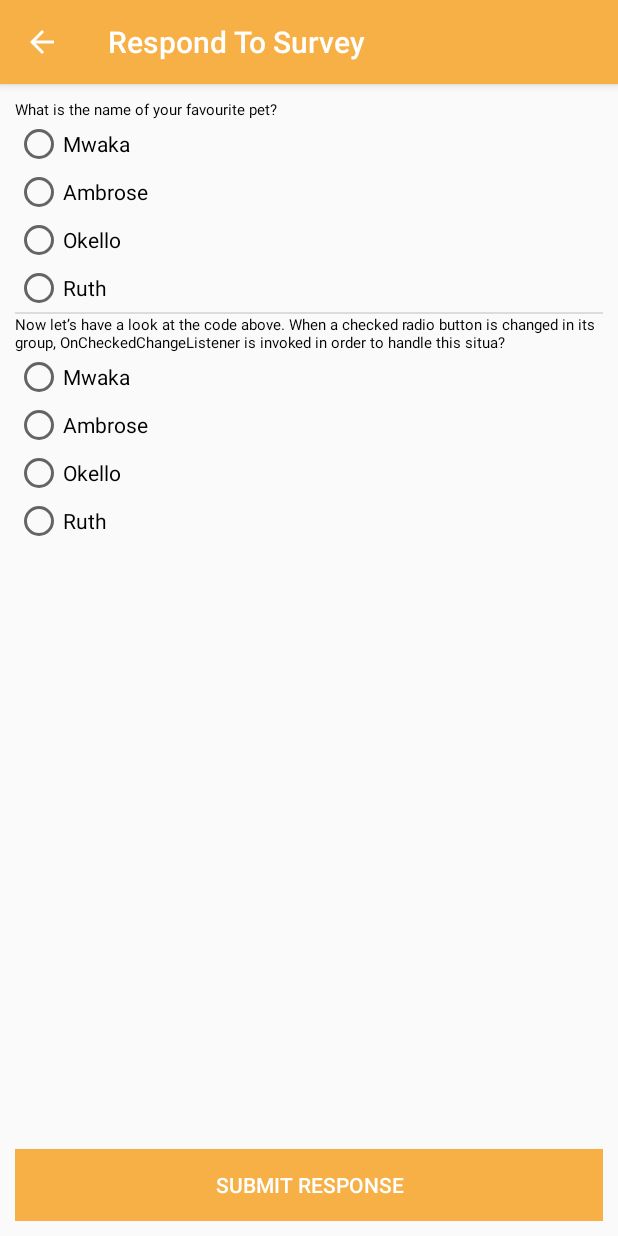
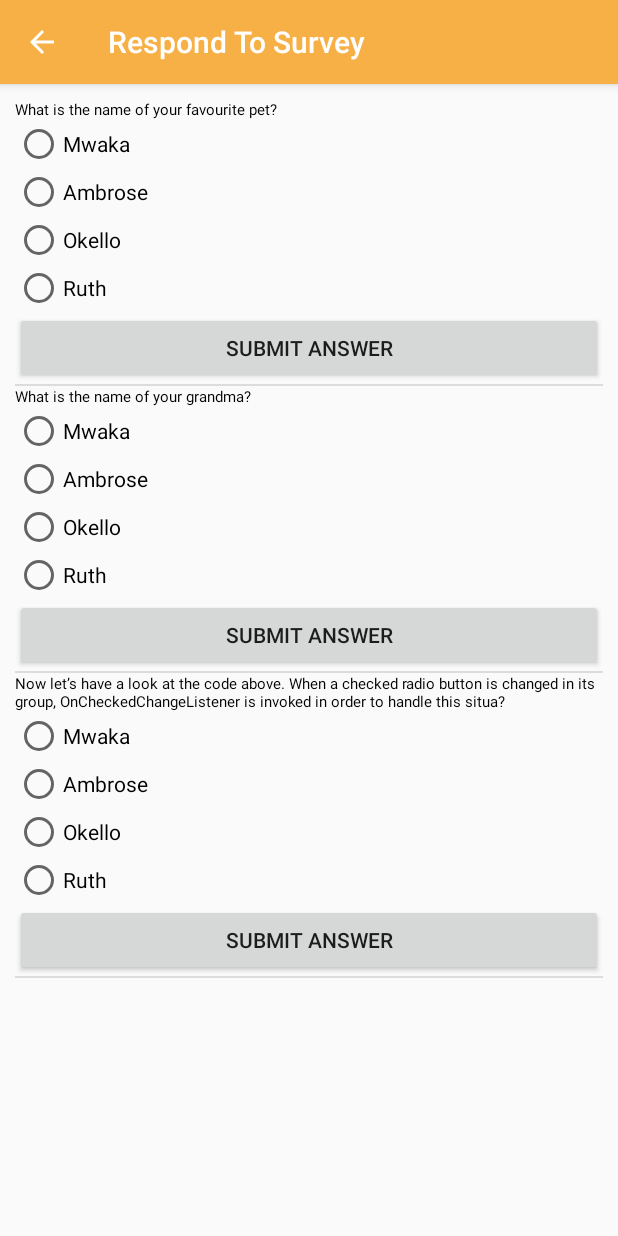
Before and after one commit to TrustFinity/tal-android, an Android app: the AnswerSurvey screen opened directly, with no data from a screen before it, on a phone screen of 412 x 824 dp. Run offline under Robolectric (Android 15) with nearby library versions, the phone set to English and light mode, and no system bars; 1 statement that could not run was skipped.

Commit message:
Fixes the answer checkbox override bug with listview. Polishes UI abit

```diff
--- a/app/src/main/AndroidManifest.xml
+++ b/app/src/main/AndroidManifest.xml
@@ -57,7 +57,9 @@
         <activity
             android:name=".AnswerSurvey"
             android:label="Respond To Survey"
-            android:parentActivityName=".NewSurveys" />
+            android:parentActivityName=".NewSurveys"
+            android:screenOrientation="portrait"
+            android:windowSoftInputMode="adjustPan" />
         <activity
             android:name=".EditProfile"
             android:label="Edit Profile"
--- a/app/src/main/java/DataModels/ModelAdapters/QuestionAnswerModelAdapter.java
+++ b/app/src/main/java/DataModels/ModelAdapters/QuestionAnswerModelAdapter.java
@@ -1,20 +1,17 @@
 package DataModels.ModelAdapters;
 
 import android.content.Context;
-import android.os.Build;
-import android.util.Log;
 import android.view.LayoutInflater;
 import android.view.View;
 import android.view.ViewGroup;
 import android.widget.BaseAdapter;
+import android.widget.Button;
 import android.widget.LinearLayout;
 import android.widget.RadioButton;
 import android.widget.RadioGroup;
 import android.widget.TextView;
-import android.widget.Toast;
 
 import java.util.ArrayList;
-import java.util.function.Predicate;
 
 import DataModels.Answers;
 import DataModels.QuestionAnswerModel;
@@ -25,17 +22,20 @@ import pro.ambrose.www.tal_surveys.R;
  */
 
 public class QuestionAnswerModelAdapter extends BaseAdapter {
-    String response;
-    QuestionAnswerModel questionAnswerModel;
+    SendAnswerListener sendAnswerListener;
     private Context context;
+    private ArrayList<Answers> answers;
     private ArrayList<QuestionAnswerModel> questionAnswerModels;
-    private RadioGroup radioGroup;
-    private ArrayList<Answers> answers;
+    private RadioButton radioButton;
 
     public QuestionAnswerModelAdapter(Context context, ArrayList<QuestionAnswerModel> questionAnswerModels) {
         this.context = context;
         this.questionAnswerModels = questionAnswerModels;
         answers = new ArrayList<>();
+    }
+
+    public void setSendAnswerButtonListener(SendAnswerListener sendAnswerListener) {
+        this.sendAnswerListener = sendAnswerListener;
     }
 
     public ArrayList<Answers> getAnswers() {
@@ -48,65 +48,73 @@ public class QuestionAnswerModelAdapter extends BaseAdapter {
     }
 
     @Override
-    public Object getItem(int position) {
-        return position;
+    public QuestionAnswerModel getItem(int position) {
+        return questionAnswerModels.get(position);
     }
 
     @Override
     public long getItemId(int position) {
-        return position;
+        return questionAnswerModels.get(position).getQuestionId();
     }
 
     @Override
     public View getView(final int position, View convertView, ViewGroup parent) {
-        questionAnswerModel = questionAnswerModels.get(position);
 
-        final View rowView = LayoutInflater.from(context).inflate(R.layout.question_answer_row, null, true);
+        final ViewHolder viewHolder;
 
-        radioGroup = (RadioGroup) rowView.findViewById(R.id.myRadioGroup);
-        radioGroup.setOrientation(LinearLayout.VERTICAL);
-
-        for (int i = 0; i < questionAnswerModel.getResponses().length; i++) {
-            RadioButton radioButton = new RadioButton(context);
-            radioButton.setText(questionAnswerModel.getResponses()[i]);
-            radioButton.setId(i);
-            radioGroup.addView(radioButton);
+        if (convertView == null) {
+            viewHolder = new ViewHolder();
+            convertView = LayoutInflater.from(context).inflate(R.layout.question_answer_row, null, true);
+            viewHolder.radioGroup = convertView.findViewById(R.id.myRadioGroup);
+            viewHolder.sendButton = convertView.findViewById(R.id.send_answer);
+            viewHolder.radioGroup.setOrientation(LinearLayout.VERTICAL);
+            viewHolder.question = convertView.findViewById(R.id.question);
+            convertView.setTag(viewHolder);
+        } else {
+            viewHolder = (ViewHolder) convertView.getTag();
         }
 
-        TextView question = (TextView) rowView.findViewById(R.id.question);
-        question.setText(questionAnswerModel.getQuestion());
+        viewHolder.position = position;
+        viewHolder.questionAnswerModel = questionAnswerModels.get(viewHolder.position);
 
-        radioGroup.setOnCheckedChangeListener(new RadioGroup.OnCheckedChangeListener() {
+        for (int i = 0; i < viewHolder.questionAnswerModel.getResponses().length; i++) {
+            RadioButton radioButton = new RadioButton(context);
+            radioButton.setText(viewHolder.questionAnswerModel.getResponses()[i]);
+            radioButton.setId(i);
+            viewHolder.radioGroup.addView(radioButton);
+        }
+
+        viewHolder.question.setText(viewHolder.questionAnswerModel.getQuestion());
+
+        viewHolder.radioGroup.setOnCheckedChangeListener(new RadioGroup.OnCheckedChangeListener() {
             @Override
             public void onCheckedChanged(RadioGroup group, int checkedId) {
-
-                response = questionAnswerModel.getResponses()[checkedId];
-                questionAnswerModel = questionAnswerModels.get(position);
-                // TODO Auto-generated method stub
-                int childCount = group.getChildCount();
-                for (int x = 0; x < childCount; x++) {
-                    RadioButton btn = (RadioButton) group.getChildAt(x);
-                    if (btn.getId() == checkedId) {
-                        answers.add(new Answers(
-                                questionAnswerModel.getQuestionId(),
-                                questionAnswerModel.getSurveyId(),
-                                btn.getText().toString()));
-                        if (Build.VERSION.SDK_INT >= Build.VERSION_CODES.N) {
-                            answers.removeIf(new Predicate<Answers>() {
-                                @Override
-                                public boolean test(Answers answers) {
-                                    return answers.getQuestionID() == questionAnswerModel.getQuestionId();
-                                }
-                            });
-                        }
-
-                        Toast.makeText(context, "Checked: " + btn.getText() + " Question: " + questionAnswerModel.getQuestion(), Toast.LENGTH_SHORT).show();
-                        Log.d("Adapter", answers.size() + "");
-                    }
-                }
+                radioButton = viewHolder.radioGroup.findViewById(checkedId);
+                viewHolder.selectedAnswer = radioButton.getText().toString();
+                viewHolder.questionAnswerModel.setSelectedResponse(viewHolder.selectedAnswer);
             }
         });
 
-        return rowView;
+        viewHolder.sendButton.setOnClickListener(new View.OnClickListener() {
+            @Override
+            public void onClick(View v) {
+                sendAnswerListener.onSendAnswerButtonListener(v, position, viewHolder.questionAnswerModel.getSelectedResponse());
+            }
+        });
+
+        return convertView;
+    }
+
+    public interface SendAnswerListener {
+        void onSendAnswerButtonListener(View view, int position, String answer);
+    }
+
+    private class ViewHolder {
+        TextView question;
+        RadioGroup radioGroup;
+        Button sendButton;
+        int position;
+        QuestionAnswerModel questionAnswerModel;
+        String selectedAnswer;
     }
 }
--- a/app/src/main/java/pro/ambrose/www/tal_surveys/AnswerSurvey.java
+++ b/app/src/main/java/pro/ambrose/www/tal_surveys/AnswerSurvey.java
@@ -1,30 +1,31 @@
 package pro.ambrose.www.tal_surveys;
 
+import android.content.Intent;
 import android.os.Bundle;
 import android.support.v7.app.AppCompatActivity;
 import android.util.Log;
 import android.view.View;
+import android.widget.AdapterView;
 import android.widget.Button;
 import android.widget.ListView;
+import android.widget.TextView;
 import android.widget.Toast;
 
 import java.util.ArrayList;
-import java.util.HashSet;
 
-import DataModels.Answers;
 import DataModels.ModelAdapters.QuestionAnswerModelAdapter;
 import DataModels.NewSurveyModel;
 import DataModels.QuestionAnswerModel;
 
-public class AnswerSurvey extends AppCompatActivity {
+public class AnswerSurvey extends AppCompatActivity implements QuestionAnswerModelAdapter.SendAnswerListener {
 
     ArrayList<NewSurveyModel> new_survey_data;
     int position;
     ListView question_answers;
-    Button send_button;
     ArrayList<QuestionAnswerModel> questionAnswerModels;
-    ArrayList<Answers> questionAnswers;
     QuestionAnswerModelAdapter questionAnswerModelAdapter;
+    TextView success_message;
+    Button goback_btn;
     private String TAG = "AnswerSurvey";
 
     @Override
@@ -34,35 +35,53 @@ public class AnswerSurvey extends AppCompatActivity {
         getSupportActionBar().setDisplayHomeAsUpEnabled(true);
         new_survey_data = (ArrayList<NewSurveyModel>) getIntent().getSerializableExtra("data");
         position = getIntent().getIntExtra("position", 0);
+
         question_answers = (ListView) findViewById(R.id.questions_answers);
+        success_message = findViewById(R.id.success_message);
+        success_message.setVisibility(View.INVISIBLE);
+        goback_btn = findViewById(R.id.go_back_btn);
+        goback_btn.setVisibility(View.INVISIBLE);
+
+        question_answers.setOnItemClickListener(new AdapterView.OnItemClickListener() {
+            @Override
+            public void onItemClick(AdapterView<?> parent, View view, int position, long id) {
+                parent.getItemAtPosition(position);
+            }
+        });
 
         String[] dummys = {"Mwaka", "Ambrose", "Okello", "Ruth"};
         questionAnswerModels = new ArrayList<>();
-        questionAnswers = new ArrayList<>();
         questionAnswerModels.add(new QuestionAnswerModel(1, 1, "objective", "What is the name of your favourite pet?", dummys));
+        questionAnswerModels.add(new QuestionAnswerModel(2, 3, "objective", "What is the name of your grandma?", dummys));
         questionAnswerModels.add(new QuestionAnswerModel(1, 2, "objective", "Now let’s have a look at the code above. When a checked radio button is changed in its group, OnCheckedChangeListener is invoked in order to handle this situa?", dummys));
         questionAnswerModelAdapter = new QuestionAnswerModelAdapter(this, questionAnswerModels);
+        questionAnswerModelAdapter.setSendAnswerButtonListener(this);
         question_answers.setAdapter(questionAnswerModelAdapter);
-
-
-        send_button = findViewById(R.id.submit_response);
-        send_button.setOnClickListener(new View.OnClickListener() {
-            @Override
-            public void onClick(View v) {
-                questionAnswers = questionAnswerModelAdapter.getAnswers();
-                HashSet hs = new HashSet();
-                hs.addAll(questionAnswers);
-                questionAnswers.clear();
-                questionAnswers.addAll(hs);
-
-                Log.d("Button Click", questionAnswers.size() + "");
-                Toast.makeText(AnswerSurvey.this, questionAnswers.get(0).getAnswer(), Toast.LENGTH_SHORT).show();
-                for (Answers answers : questionAnswers) {
-                    Log.d(TAG, "QuestionID: " + answers.getQuestionID() + " Answer: " + answers.getAnswer());
-                }
-            }
-        });
 
         Log.d(TAG, new_survey_data.get(position).getName());
     }
+
+    @Override
+    public void onSendAnswerButtonListener(View view, int position, String answer) {
+        answer = questionAnswerModels.get(position).getSelectedResponse();
+        // send the response to the server.
+        // Do all this on successful submission of the response.
+        questionAnswerModels.remove(position);
+        questionAnswerModelAdapter = new QuestionAnswerModelAdapter(this, questionAnswerModels);
+        questionAnswerModelAdapter.setSendAnswerButtonListener(this);
+        question_answers.setAdapter(questionAnswerModelAdapter);
+        questionAnswerModelAdapter.notifyDataSetChanged();
+
+        Toast.makeText(this, "Answer: " + answer, Toast.LENGTH_SHORT).show();
+        if (questionAnswerModels.size() == 0) {
+            success_message.setVisibility(View.VISIBLE);
+            goback_btn.setVisibility(View.VISIBLE);
+            goback_btn.setOnClickListener(new View.OnClickListener() {
+                @Override
+                public void onClick(View v) {
+                    startActivity(new Intent(getApplicationContext(), NewSurveys.class));
+                }
+            });
+        }
+    }
 }
--- a/app/src/main/res/layout/activity_answer_survey.xml
+++ b/app/src/main/res/layout/activity_answer_survey.xml
@@ -10,18 +10,27 @@
     <ListView
         android:id="@+id/questions_answers"
         android:layout_width="match_parent"
-        android:layout_height="wrap_content"
+        android:layout_height="match_parent"
         android:layout_alignParentTop="true"
         android:scrollbars="none" />
 
-    <Button
-        android:id="@+id/submit_response"
+    <TextView
+        android:id="@+id/success_message"
         android:layout_width="match_parent"
         android:layout_height="wrap_content"
-        android:layout_alignParentBottom="true"
-        android:background="@color/colorPrimary"
         android:elevation="5dp"
         android:shadowRadius="4.7"
-        android:text="Submit response"
-        android:textColor="@android:color/white" />
+        android:text="Survey Complete. Thank you for taking your time to answer."
+        android:textAlignment="center"
+        android:textAppearance="@style/TextAppearance.AppCompat"
+        android:textSize="18sp" />
+
+    <Button
+        android:id="@+id/go_back_btn"
+        android:layout_width="match_parent"
+        android:layout_height="wrap_content"
+        android:layout_below="@id/success_message"
+        android:background="@color/colorPrimary"
+        android:gravity="center"
+        android:text="Go Back" />
 </RelativeLayout>
--- a/app/src/main/res/layout/question_answer_row.xml
+++ b/app/src/main/res/layout/question_answer_row.xml
@@ -24,4 +24,10 @@
                 <!--Auto populated radio buttons for answers-->
         </RadioGroup>
     </RelativeLayout>
+
+    <Button
+        android:id="@+id/send_answer"
+        android:layout_width="match_parent"
+        android:layout_height="wrap_content"
+        android:text="Submit Answer" />
 </LinearLayout>
```
Also changed, not shown: app/src/main/java/DataModels/QuestionAnswerModel.java (+9 -0 lines), app/src/main/java/pro/ambrose/www/tal_surveys/Home.java (+28 -29 lines).
